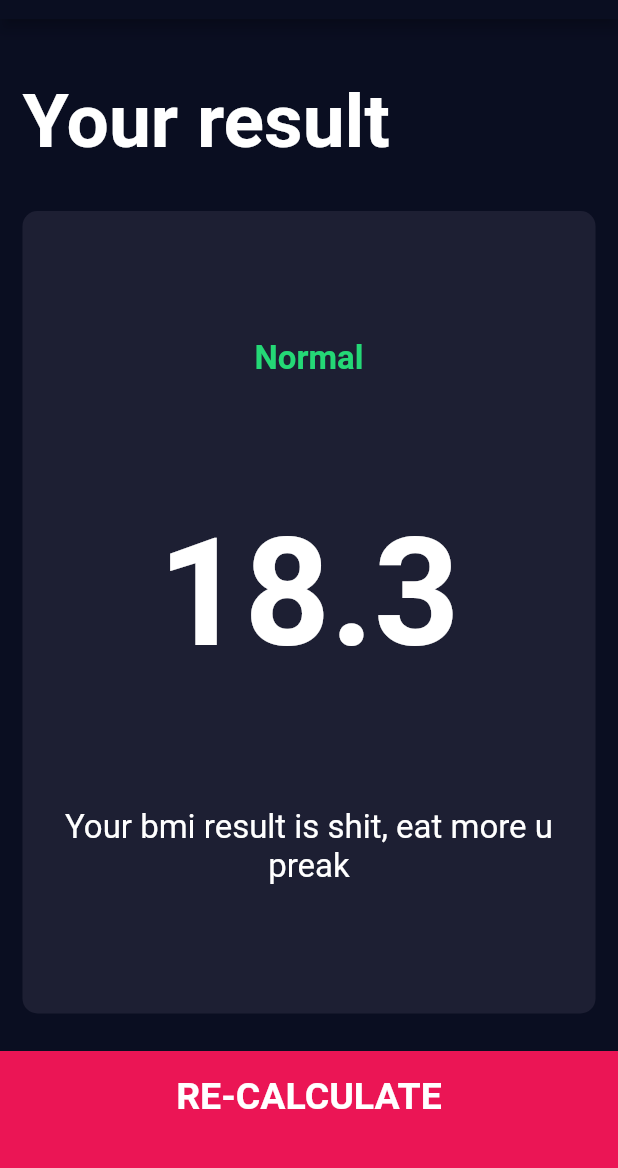
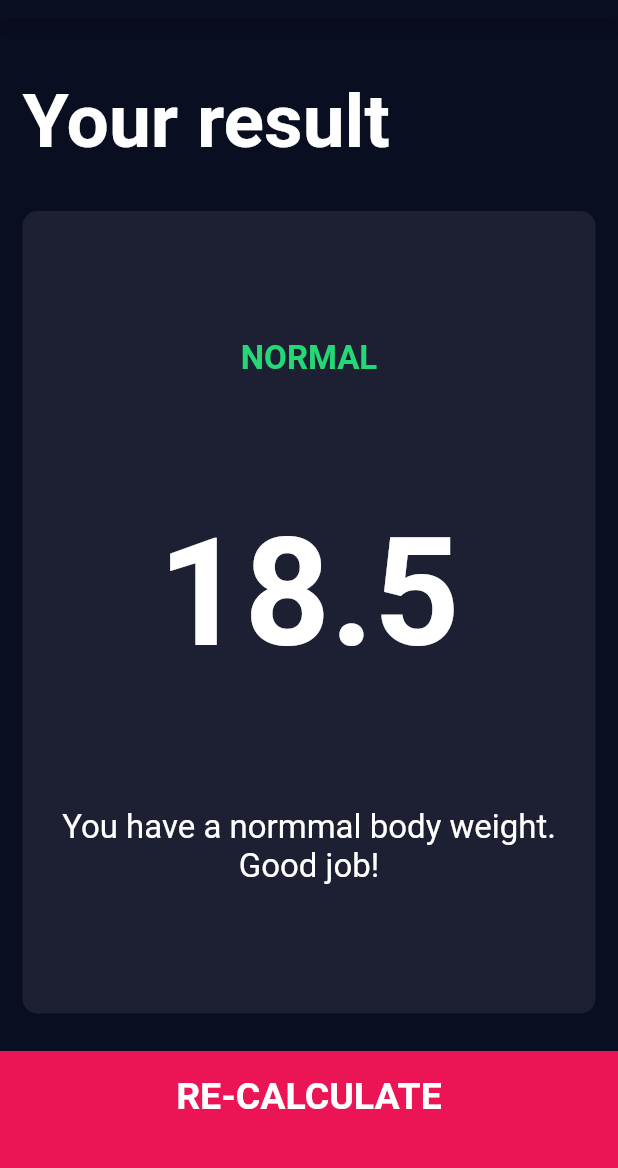
Before and after one commit to bullshitman/bmi_calculator, a Flutter app: the screen it shows after launch, after a tap on "CALCULATE", on a phone screen of 412 x 824 dp, the part 65-1233 px from its top. Run offline on Flutter 3.47's test engine with Material 2 defaults, Android fonts, the phone set to English and light mode, and no system bars; our stand-ins replace font_awesome_flutter.

Commit message:
all works fine.

```diff
--- a/lib/calculator_brain.dart
+++ b/lib/calculator_brain.dart
@@ -0,0 +1,33 @@
+import 'dart:math';
+
+class CalculatorBrain {
+  CalculatorBrain({this.height, this.weight});
+  final int height;
+  final int weight;
+  double _bmi;
+
+  String calculateBMI() {
+    _bmi = weight / pow(height / 100, 2);
+    return _bmi.toStringAsFixed(1);
+  }
+
+  String getResult() {
+    if (_bmi >= 25) {
+      return 'Overweight';
+    } else if (_bmi > 18.5) {
+      return 'Normal';
+    } else {
+      return 'Underweight';
+    }
+  }
+
+  String getInterpretation() {
+    if (_bmi >= 25) {
+      return 'You have a higher that normal body weight. Try to exercise more.';
+    } else if (_bmi > 18.5) {
+      return 'You have a normmal body weight. Good job!';
+    } else {
+      return 'You have a  lower than normal body weight. You can eat a bit more.';
+    }
+  }
+}
--- a/lib/main.dart
+++ b/lib/main.dart
@@ -1,6 +1,5 @@
 import 'package:flutter/material.dart';
 import 'screens/input_page.dart';
-import 'screens/results_page.dart';
 
 void main() {
   runApp(BMICalculator());
@@ -15,11 +14,7 @@ class BMICalculator extends StatelessWidget {
         primaryColor: Color(0xFF0A0E21),
         scaffoldBackgroundColor: Color(0xFF0A0E21),
       ),
-      initialRoute: '/',
-      routes: {
-        '/': (context) => InputPage(),
-        '/result': (context) => ResultsPage(),
-      },
+      home: InputPage(),
     );
   }
 }
--- a/lib/screens/input_page.dart
+++ b/lib/screens/input_page.dart
@@ -1,3 +1,4 @@
+import 'package:bmi_calculator/screens/results_page.dart';
 import 'package:flutter/material.dart';
 import 'package:font_awesome_flutter/font_awesome_flutter.dart';
 import '../components/icon_content.dart';
@@ -5,6 +6,7 @@ import '../components/reusable_card.dart';
 import '../constants.dart';
 import '../components/bottom_button.dart';
 import 'package:bmi_calculator/components/round_icon_button.dart';
+import 'package:bmi_calculator/calculator_brain.dart';
 
 enum Gender {
   male,
@@ -216,7 +218,18 @@ class _InputPageState extends State<InputPage> {
           ),
           BottomButton(
             onTap: () {
-              Navigator.pushNamed(context, '/result');
+              CalculatorBrain calc =
+                  CalculatorBrain(height: height, weight: weight);
+              Navigator.push(
+                context,
+                MaterialPageRoute(
+                  builder: (context) => ResultsPage(
+                    bmiResult: calc.calculateBMI(),
+                    resultText: calc.getResult(),
+                    interpretation: calc.getInterpretation(),
+                  ),
+                ),
+              );
             },
             buttonTitle: 'CALCULATE',
           ),
--- a/lib/screens/results_page.dart
+++ b/lib/screens/results_page.dart
@@ -4,6 +4,15 @@ import 'package:flutter/material.dart';
 import 'package:bmi_calculator/components/bottom_button.dart';
 
 class ResultsPage extends StatelessWidget {
+  ResultsPage(
+      {@required this.bmiResult,
+      @required this.resultText,
+      @required this.interpretation});
+
+  final String bmiResult;
+  final String resultText;
+  final String interpretation;
+
   @override
   Widget build(BuildContext context) {
     return Scaffold(
@@ -33,15 +42,15 @@ class ResultsPage extends StatelessWidget {
                 crossAxisAlignment: CrossAxisAlignment.center,
                 children: [
                   Text(
-                    'Normal',
+                    resultText.toUpperCase(),
                     style: kResultTextStyle,
                   ),
                   Text(
-                    '18.3',
+                    bmiResult,
                     style: kBMITextStyle,
                   ),
                   Text(
-                    'Your bmi result is shit, eat more u preak',
+                    interpretation,
                     style: kBodyTextStyle,
                     textAlign: TextAlign.center,
                   ),
```
